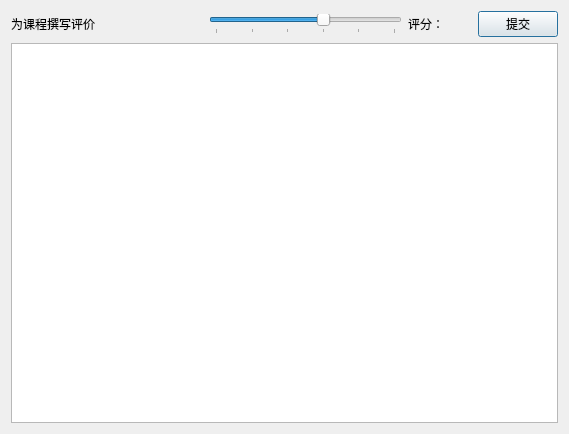
Old version of the form PKUCourseRadar/addcommentwindow.ui in the repository DynamicCast03/PKUCourseRadar.
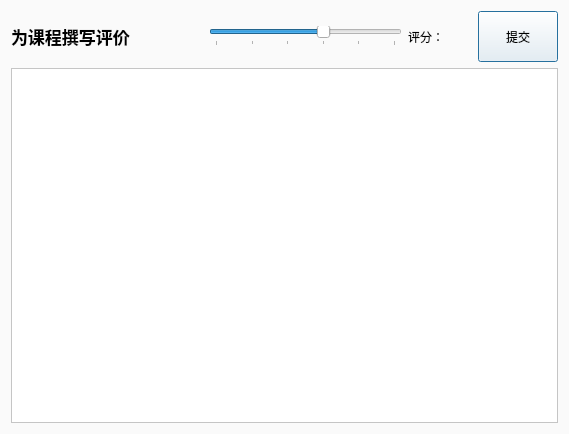
New version of the form. Custom widgets are drawn as their Qt base class.

```diff
--- a/PKUCourseRadar/addcommentwindow.ui
+++ b/PKUCourseRadar/addcommentwindow.ui
@@ -13,7 +13,10 @@
   <property name="windowTitle">
    <string>Dialog</string>
   </property>
-  <layout class="QVBoxLayout" name="verticalLayout">
+  <property name="styleSheet">
+   <string notr="true">background-color: rgb(250,250,250);</string>
+  </property>
+  <layout class="QVBoxLayout" name="verticalLayout" stretch="1,7">
    <item>
     <layout class="QHBoxLayout" name="horizontalLayout" stretch="3,3,1,1">
      <item>
@@ -24,6 +27,12 @@
          <verstretch>0</verstretch>
         </sizepolicy>
        </property>
+       <property name="font">
+        <font>
+         <pointsize>13</pointsize>
+         <bold>true</bold>
+        </font>
+       </property>
        <property name="text">
         <string>为课程撰写评价</string>
        </property>
@@ -64,7 +73,7 @@
      <item>
       <widget class="QPushButton" name="btn_submit">
        <property name="sizePolicy">
-        <sizepolicy hsizetype="Expanding" vsizetype="Fixed">
+        <sizepolicy hsizetype="Expanding" vsizetype="Expanding">
          <horstretch>0</horstretch>
          <verstretch>0</verstretch>
         </sizepolicy>
@@ -77,10 +86,26 @@
     </layout>
    </item>
    <item>
-    <widget class="QPlainTextEdit" name="te_comment"/>
+    <widget class="QPlainTextEdit" name="te_comment">
+     <property name="font">
+      <font>
+       <bold>false</bold>
+      </font>
+     </property>
+     <property name="styleSheet">
+      <string notr="true">background-color: rgb(255,255,255);</string>
+     </property>
+    </widget>
    </item>
   </layout>
  </widget>
+ <customwidgets>
+  <customwidget>
+   <class>BetterButton</class>
+   <extends>QPushButton</extends>
+   <header>betterbutton.h</header>
+  </customwidget>
+ </customwidgets>
  <resources/>
  <connections/>
 </ui>
```
Left out of the diff: 2 changed lines with no effect on the pictures.
